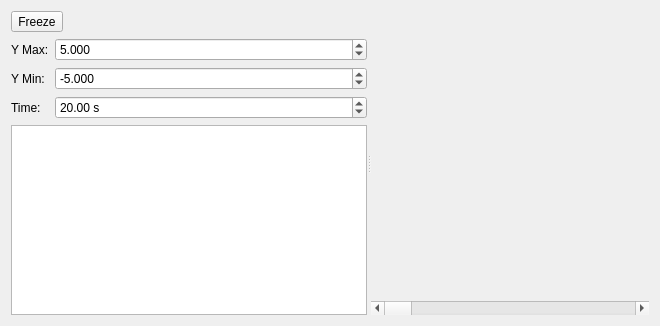
The window that src/ra/plotter/plotter.ui (robotics-erlangen/framework) describes before a commit, drawn with Qt 5.
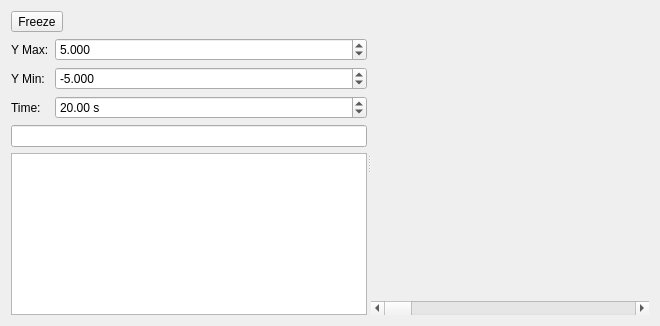
The same window after the commit. Custom widgets are drawn as their Qt base class.

What changed in the file:
```diff
--- a/src/ra/plotter/plotter.ui
+++ b/src/ra/plotter/plotter.ui
@@ -1,7 +1,7 @@
 <?xml version="1.0" encoding="UTF-8"?>
 <ui version="4.0">
  <class>Plotter</class>
- <widget class="QDialog" name="Plotter">
+ <widget class="QWidget" name="Plotter">
   <property name="geometry">
    <rect>
     <x>0</x>
@@ -104,6 +104,9 @@
          </item>
         </layout>
        </item>
+       <item>
+        <widget class="QLineEdit" name="lineSearch"/>
+       </item>
        <item>
         <widget class="QTreeView" name="tree">
          <property name="editTriggers">
```
